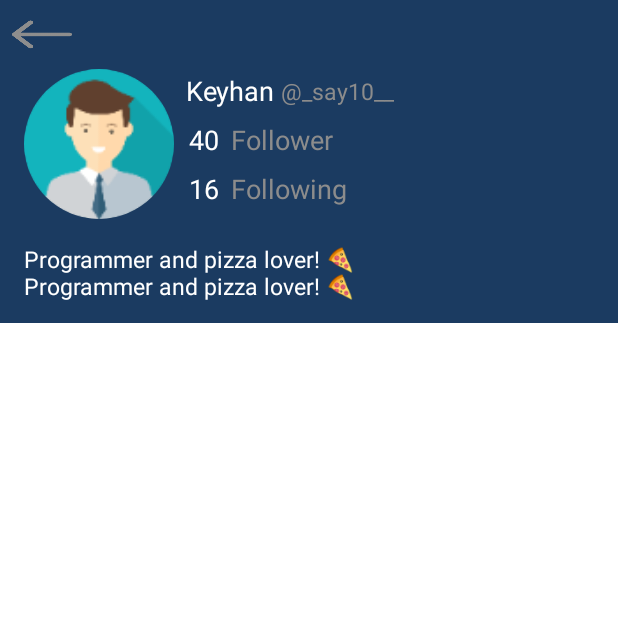
After one commit to keyhanRayati/GoldenTwitter, an Android app: the MyProfile screen opened directly, with no data from a screen before it, on a phone screen of 412 x 824 dp, the top half of it. The commit adds this screen. Run offline under Robolectric (Android 15) with nearby library versions, the phone set to English and light mode, and no system bars; our stand-ins replace CircleImageView.

Commit message:
search complete

```diff
--- a/app/src/main/AndroidManifest.xml
+++ b/app/src/main/AndroidManifest.xml
@@ -9,7 +9,8 @@
         android:roundIcon="@mipmap/ic_launcher_round"
         android:supportsRtl="true"
         android:theme="@style/AppTheme">
-        <activity android:name=".NewTweet"></activity>
+        <activity android:name=".MyProfile"></activity>
+        <activity android:name=".NewTweet" />
         <activity android:name=".MainActivity">
             <intent-filter>
                 <action android:name="android.intent.action.MAIN" />
--- a/app/src/main/java/ir/co/arca/twitter/HomeFragment.java
+++ b/app/src/main/java/ir/co/arca/twitter/HomeFragment.java
@@ -43,6 +43,22 @@ public class HomeFragment extends Fragment {
     }
 
     private void fillMessageList() {
+        twitteList.add(new Twitte(R.drawable.default_avatar, "Keyhan", "@_say10__",
+                "32m", "It is a page when looking at its it has a more-or-less normal distribution of letters",
+                R.drawable.ic_mention, R.drawable.ic_renew,
+                R.drawable.ic_favorite, "4", "4",
+                "4"));
+        twitteList.add(new Twitte(R.drawable.default_avatar, "Keyhan", "@_say10__",
+                "32m", "It is a long estd\n" +
+                " by the readable\n" +
+                " content of a page \n" +
+                "when looki The point of \n" +
+                "using Ipsum is\n " +
+                "that it has a more-or-less nl di\n" +
+                "stributiof letters",
+                R.drawable.ic_mention, R.drawable.ic_renew,
+                R.drawable.ic_favorite, "4", "4",
+                "4"));
         for (int i = 0; i < 50; i++) {
             twitteList.add(new Twitte(R.drawable.default_avatar, "Keyhan", "@_say10__",
                     "32m", "It is a long established fact that a reader will be distracted by the readable content of a page when looking at its layout. The point of using Lorem Ipsum is that it has a more-or-less normal distribution of letters",
--- /dev/null
+++ b/app/src/main/java/ir/co/arca/twitter/MyProfile.java
@@ -0,0 +1,13 @@
+package ir.co.arca.twitter;
+
+import android.support.v7.app.AppCompatActivity;
+import android.os.Bundle;
+
+public class MyProfile extends AppCompatActivity {
+
+    @Override
+    protected void onCreate(Bundle savedInstanceState) {
+        super.onCreate(savedInstanceState);
+        setContentView(R.layout.activity_my_profile);
+    }
+}
--- /dev/null
+++ b/app/src/main/res/layout/activity_my_profile.xml
@@ -0,0 +1,151 @@
+<?xml version="1.0" encoding="utf-8"?>
+<android.support.constraint.ConstraintLayout xmlns:android="http://schemas.android.com/apk/res/android"
+    xmlns:app="http://schemas.android.com/apk/res-auto"
+    xmlns:tools="http://schemas.android.com/tools"
+    android:layout_width="match_parent"
+    android:layout_height="match_parent"
+    android:layout_marginBottom="1dp"
+    android:background="@color/colorWhite"
+    tools:context=".MyProfile">
+
+    <android.support.constraint.ConstraintLayout
+
+        android:id="@+id/constraintLayout2"
+        android:layout_width="match_parent"
+        android:layout_height="215dp"
+        android:background="@color/mainBackground"
+        app:layout_constraintBottom_toBottomOf="parent"
+        app:layout_constraintEnd_toEndOf="parent"
+        app:layout_constraintStart_toStartOf="parent"
+        app:layout_constraintTop_toTopOf="parent"
+        app:layout_constraintVertical_bias="0.0">
+
+        <ImageView
+            android:id="@+id/backButton"
+            android:layout_width="40dp"
+            android:layout_height="30dp"
+            android:layout_marginStart="8dp"
+            android:layout_marginTop="8dp"
+            android:scaleType="fitXY"
+            app:layout_constraintStart_toStartOf="parent"
+            app:layout_constraintTop_toTopOf="parent"
+            app:srcCompat="@mipmap/ic_back_2" />
+
+        <de.hdodenhof.circleimageview.CircleImageView
+            android:id="@+id/avatarHome"
+            android:layout_width="100dp"
+            android:layout_height="100dp"
+            android:layout_marginStart="16dp"
+            android:layout_marginTop="8dp"
+            android:layout_marginEnd="8dp"
+
+            android:src="@drawable/default_avatar"
+            app:layout_constraintEnd_toEndOf="parent"
+            app:layout_constraintHorizontal_bias="0.0"
+            app:layout_constraintStart_toStartOf="parent"
+            app:layout_constraintTop_toBottomOf="@+id/backButton" />
+
+        <TextView
+            android:id="@+id/username"
+            android:layout_width="wrap_content"
+            android:layout_height="wrap_content"
+            android:layout_marginStart="8dp"
+            android:layout_marginTop="48dp"
+            android:maxLines="1"
+            android:text="Keyhan"
+            android:textColor="@color/colorWhite"
+            android:textSize="18sp"
+            app:layout_constraintStart_toEndOf="@+id/avatarHome"
+            app:layout_constraintTop_toTopOf="parent" />
+
+        <TextView
+            android:id="@+id/userId"
+            android:layout_width="wrap_content"
+            android:layout_height="wrap_content"
+            android:layout_marginStart="4dp"
+            android:layout_marginTop="50dp"
+            android:maxLines="1"
+            android:text="\@_say10__"
+            android:textColor="@color/colorGray"
+            android:textSize="15sp"
+            app:layout_constraintStart_toEndOf="@+id/username"
+            app:layout_constraintTop_toTopOf="parent" />
+
+        <TextView
+            android:id="@+id/followerNumber"
+            android:layout_width="wrap_content"
+            android:layout_height="wrap_content"
+            android:layout_marginStart="10dp"
+            android:layout_marginTop="8dp"
+            android:maxLines="1"
+            android:text="40"
+            android:textColor="@color/colorWhite"
+            android:textSize="18sp"
+            app:layout_constraintStart_toEndOf="@+id/avatarHome"
+            app:layout_constraintTop_toBottomOf="@+id/username" />
+
+        <TextView
+            android:id="@+id/follower"
+            android:layout_width="wrap_content"
+            android:layout_height="wrap_content"
+            android:layout_marginStart="8dp"
+            android:layout_marginTop="8dp"
+            android:maxLines="1"
+            android:text="Follower"
+            android:textColor="@color/colorGray"
+            android:textSize="18sp"
+            app:layout_constraintStart_toEndOf="@+id/followerNumber"
+            app:layout_constraintTop_toBottomOf="@+id/username" />
+
+        <TextView
+            android:id="@+id/folloingNumber"
+            android:layout_width="wrap_content"
+            android:layout_height="wrap_content"
+            android:layout_marginStart="10dp"
+            android:layout_marginTop="8dp"
+            android:maxLines="1"
+            android:text="16"
+            android:textColor="@color/colorWhite"
+            android:textSize="18sp"
+            app:layout_constraintStart_toEndOf="@+id/avatarHome"
+            app:layout_constraintTop_toBottomOf="@+id/followerNumber" />
+
+        <TextView
+            android:id="@+id/following"
+            android:layout_width="wrap_content"
+            android:layout_height="wrap_content"
+            android:layout_marginStart="8dp"
+            android:layout_marginTop="8dp"
+            android:maxLines="1"
+            android:text="Following"
+            android:textColor="@color/colorGray"
+            android:textSize="18sp"
+            app:layout_constraintStart_toEndOf="@+id/folloingNumber"
+            app:layout_constraintTop_toBottomOf="@+id/follower" />
+
+        <TextView
+            android:id="@+id/textView5"
+            android:layout_width="wrap_content"
+            android:layout_height="wrap_content"
+            android:layout_marginStart="16dp"
+            android:layout_marginTop="16dp"
+            android:maxLines="2"
+            android:text="Programmer and pizza lover! 🍕 \nProgrammer and pizza lover! 🍕"
+            android:textColor="@color/colorWhite"
+            android:textSize="15sp"
+            app:layout_constraintStart_toStartOf="parent"
+            app:layout_constraintTop_toBottomOf="@+id/avatarHome" />
+
+
+    </android.support.constraint.ConstraintLayout>
+
+    <android.support.v7.widget.RecyclerView
+        android:id="@+id/myProfileRecyclerView"
+        android:layout_width="0dp"
+        android:layout_height="0dp"
+        android:padding="8dp"
+        app:layout_constraintBottom_toBottomOf="parent"
+        app:layout_constraintEnd_toEndOf="parent"
+        app:layout_constraintStart_toStartOf="parent"
+        app:layout_constraintTop_toBottomOf="@+id/constraintLayout2" />
+</android.support.constraint.ConstraintLayout>
--- a/app/src/main/res/layout/activity_new_tweet.xml
+++ b/app/src/main/res/layout/activity_new_tweet.xml
@@ -42,18 +42,20 @@
 
     <ImageView
         android:id="@+id/backButton"
-        android:layout_width="80dp"
-        android:layout_height="44dp"
-        android:layout_marginTop="8dp"
+        android:layout_width="40dp"
+        android:layout_height="30dp"
+        android:layout_marginStart="8dp"
+        android:layout_marginTop="15dp"
         android:layout_marginEnd="8dp"
+        android:layout_marginBottom="15dp"
         android:scaleType="fitXY"
         app:layout_constraintBottom_toBottomOf="@+id/imageView3"
         app:layout_constraintEnd_toEndOf="parent"
         app:layout_constraintHorizontal_bias="0.0"
         app:layout_constraintStart_toStartOf="@+id/imageView3"
         app:layout_constraintTop_toTopOf="@+id/imageView3"
-        app:layout_constraintVertical_bias="0.0"
-        app:srcCompat="@drawable/ic_back" />
+        app:layout_constraintVertical_bias="0.363"
+        app:srcCompat="@mipmap/ic_back_2" />
 
     <EditText
         android:id="@+id/editText"
```
Also changed, not shown: app/src/main/res/mipmap-xxxhdpi/ic_back_2.png (added).
